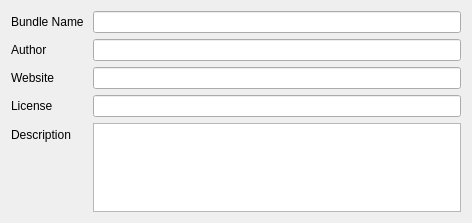
The window that krita/plugins/paintops/resourcemanager/KoBundleCreationWidget.ui (KDE/krita) describes before a commit, drawn with Qt 5.
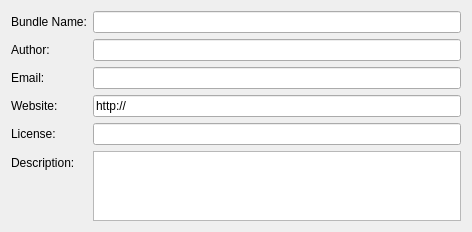
The same window after the commit.

Commit message:
Clean up the create bundle dialog
Pre-fill the fields with the documentinfo settings or the previously
used settings and keep the meta object local to the resource bundle.

What changed in the file:
```diff
--- a/krita/plugins/paintops/resourcemanager/KoBundleCreationWidget.ui
+++ b/krita/plugins/paintops/resourcemanager/KoBundleCreationWidget.ui
@@ -26,7 +26,7 @@
    <item row="0" column="0">
     <widget class="QLabel" name="bundleName">
      <property name="text">
-      <string>Bundle Name </string>
+      <string>Bundle Name:</string>
      </property>
     </widget>
    </item>
@@ -36,7 +36,7 @@
    <item row="1" column="0">
     <widget class="QLabel" name="author">
      <property name="text">
-      <string>Author</string>
+      <string>Author:</string>
      </property>
      <property name="scaledContents">
       <bool>false</bool>
@@ -53,44 +53,54 @@
      </property>
     </widget>
    </item>
-   <item row="2" column="0">
+   <item row="4" column="0">
     <widget class="QLabel" name="website">
      <property name="text">
-      <string>Website</string>
+      <string>Website:</string>
      </property>
     </widget>
    </item>
-   <item row="2" column="1">
+   <item row="4" column="1">
     <widget class="QLineEdit" name="editWebsite">
      <property name="text">
-      <string/>
+      <string>http://</string>
      </property>
     </widget>
    </item>
-   <item row="3" column="0">
+   <item row="5" column="0">
     <widget class="QLabel" name="license">
      <property name="text">
-      <string>License</string>
+      <string>License:</string>
      </property>
     </widget>
    </item>
-   <item row="3" column="1">
+   <item row="5" column="1">
     <widget class="QLineEdit" name="editLicense">
      <property name="text">
       <string/>
      </property>
     </widget>
    </item>
-   <item row="4" column="0">
+   <item row="6" column="0">
     <widget class="QLabel" name="description">
      <property name="text">
-      <string>Description</string>
+      <string>Description:</string>
      </property>
     </widget>
    </item>
-   <item row="4" column="1">
+   <item row="6" column="1">
     <widget class="QPlainTextEdit" name="editDescription"/>
    </item>
+   <item row="3" column="1">
+    <widget class="QLineEdit" name="editEmail"/>
+   </item>
+   <item row="3" column="0">
+    <widget class="QLabel" name="label">
+     <property name="text">
+      <string>Email:</string>
+     </property>
+    </widget>
+   </item>
   </layout>
  </widget>
  <resources/>
```
The commit also changes 6 other files.
